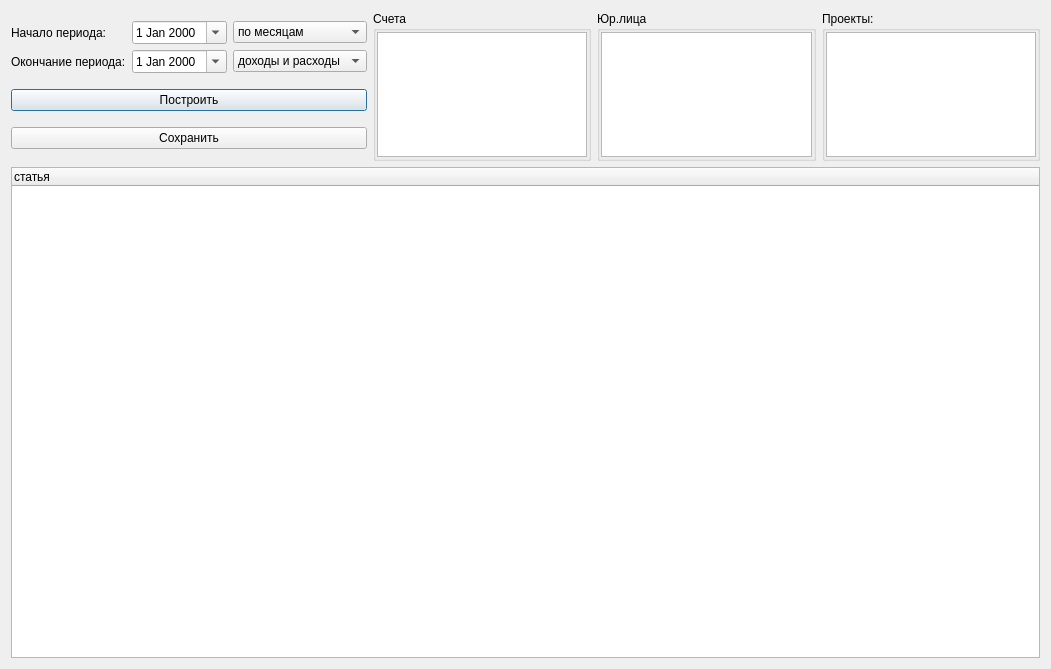
This is src/zprotokol.ui in SergeyZaz/DSV as Qt 5 draws it before an edit. The edited form follows.
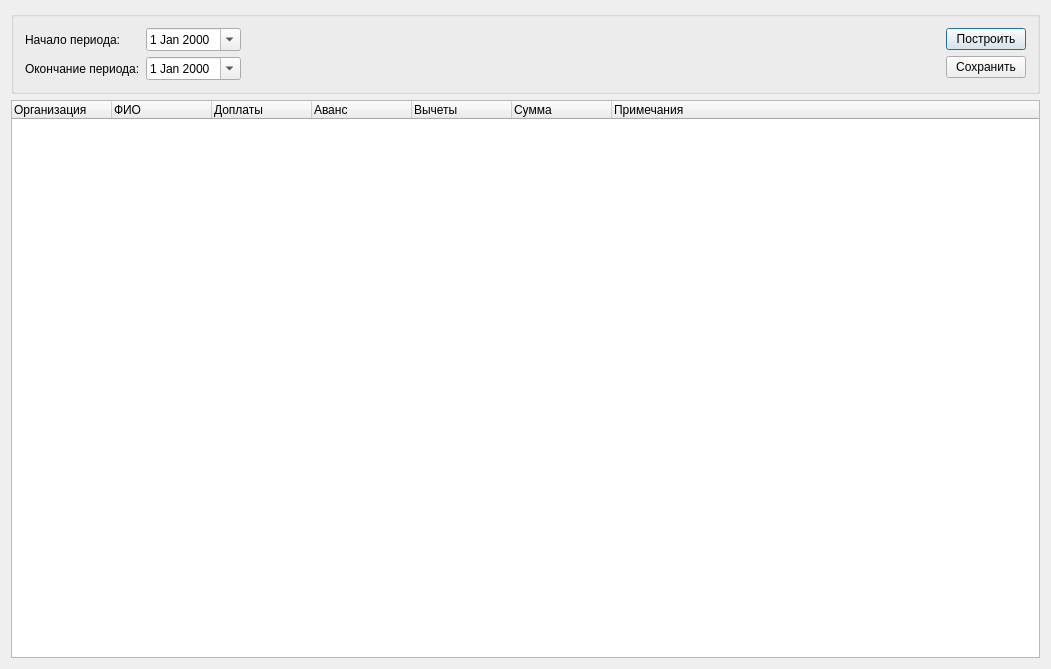
This is the edited form. Icons and pictures are not drawn.

What changed in the file:
```diff
--- a/src/zprotokol.ui
+++ b/src/zprotokol.ui
@@ -17,13 +17,15 @@
    <iconset resource="../DSV.qrc">
     <normaloff>:/images/table.png</normaloff>:/images/table.png</iconset>
   </property>
-  <layout class="QGridLayout" name="gridLayout_4">
-   <item row="0" column="0">
+  <layout class="QVBoxLayout" name="verticalLayout_2">
+   <item>
+    <widget class="QGroupBox" name="groupBox">
+     <property name="title">
+      <string/>
+     </property>
     <layout class="QHBoxLayout" name="horizontalLayout">
      <item>
-      <layout class="QVBoxLayout" name="verticalLayout">
-       <item>
-        <layout class="QGridLayout" name="gridLayout_3">
+       <layout class="QGridLayout" name="gridLayout">
          <item row="0" column="0">
           <widget class="QLabel" name="label">
            <property name="text">
@@ -38,25 +40,6 @@
            </property>
           </widget>
          </item>
-         <item row="0" column="2">
-          <widget class="QComboBox" name="cboInterval">
-           <item>
-            <property name="text">
-             <string>по месяцам</string>
-            </property>
-           </item>
-           <item>
-            <property name="text">
-             <string>по кварталам</string>
-            </property>
-           </item>
-           <item>
-            <property name="text">
-             <string>по годам</string>
-            </property>
-           </item>
-          </widget>
-         </item>
          <item row="1" column="0">
           <widget class="QLabel" name="label_2">
            <property name="text">
@@ -71,27 +54,23 @@
            </property>
           </widget>
          </item>
-         <item row="1" column="2">
-          <widget class="QComboBox" name="cboSections">
-           <item>
-            <property name="text">
-             <string>доходы и расходы</string>
-            </property>
-           </item>
-           <item>
-            <property name="text">
-             <string>доходы</string>
-            </property>
-           </item>
-           <item>
-            <property name="text">
-             <string>расходы</string>
-            </property>
-           </item>
-          </widget>
-         </item>
-        </layout>
-       </item>
+       </layout>
+      </item>
+      <item>
+       <spacer name="horizontalSpacer">
+        <property name="orientation">
+         <enum>Qt::Horizontal</enum>
+        </property>
+        <property name="sizeHint" stdset="0">
+         <size>
+          <width>726</width>
+          <height>20</height>
+         </size>
+        </property>
+       </spacer>
+      </item>
+      <item>
+       <layout class="QVBoxLayout" name="verticalLayout">
        <item>
         <widget class="QPushButton" name="cmdBuild">
          <property name="text">
@@ -108,138 +87,10 @@
        </item>
       </layout>
      </item>
-     <item>
-      <widget class="QGroupBox" name="groupBox_3">
-       <property name="minimumSize">
-        <size>
-         <width>0</width>
-         <height>60</height>
-        </size>
-       </property>
-       <property name="maximumSize">
-        <size>
-         <width>16777215</width>
-         <height>150</height>
-        </size>
-       </property>
-       <property name="title">
-        <string>Счета</string>
-       </property>
-       <layout class="QGridLayout" name="gridLayout_5">
-        <property name="margin">
-         <number>1</number>
-        </property>
-        <property name="spacing">
-         <number>1</number>
-        </property>
-        <item row="0" column="0">
-         <widget class="QListWidget" name="listAccounts">
-          <property name="minimumSize">
-           <size>
-            <width>0</width>
-            <height>50</height>
-           </size>
-          </property>
-          <property name="maximumSize">
-           <size>
-            <width>16777215</width>
-            <height>150</height>
-           </size>
-          </property>
-         </widget>
-        </item>
        </layout>
       </widget>
      </item>
      <item>
-      <widget class="QGroupBox" name="groupBox">
-       <property name="minimumSize">
-        <size>
-         <width>0</width>
-         <height>60</height>
-        </size>
-       </property>
-       <property name="maximumSize">
-        <size>
-         <width>16777215</width>
-         <height>150</height>
-        </size>
-       </property>
-       <property name="title">
-        <string>Юр.лица</string>
-       </property>
-       <layout class="QGridLayout" name="gridLayout">
-        <property name="margin">
-         <number>1</number>
-        </property>
-        <property name="spacing">
-         <number>1</number>
-        </property>
-        <item row="0" column="0">
-         <widget class="QListWidget" name="listUrPersons">
-          <property name="minimumSize">
-           <size>
-            <width>0</width>
-            <height>50</height>
-           </size>
-          </property>
-          <property name="maximumSize">
-           <size>
-            <width>16777215</width>
-            <height>150</height>
-           </size>
-          </property>
-         </widget>
-        </item>
-       </layout>
-      </widget>
-     </item>
-     <item>
-      <widget class="QGroupBox" name="groupBox_2">
-       <property name="minimumSize">
-        <size>
-         <width>0</width>
-         <height>60</height>
-        </size>
-       </property>
-       <property name="maximumSize">
-        <size>
-         <width>16777215</width>
-         <height>150</height>
-        </size>
-       </property>
-       <property name="title">
-        <string>Проекты:</string>
-       </property>
-       <layout class="QGridLayout" name="gridLayout_2">
-        <property name="margin">
-         <number>1</number>
-        </property>
-        <property name="spacing">
-         <number>1</number>
-        </property>
-        <item row="0" column="0">
-         <widget class="QListWidget" name="listProjects">
-          <property name="minimumSize">
-           <size>
-            <width>0</width>
-            <height>50</height>
-           </size>
-          </property>
-          <property name="maximumSize">
-           <size>
-            <width>16777215</width>
-            <height>150</height>
-           </size>
-          </property>
-         </widget>
-        </item>
-       </layout>
-      </widget>
-     </item>
-    </layout>
-   </item>
-   <item row="1" column="0">
     <widget class="QTreeWidget" name="tree">
      <property name="sizePolicy">
       <sizepolicy hsizetype="Expanding" vsizetype="Expanding">
@@ -249,7 +100,37 @@
      </property>
      <column>
       <property name="text">
-       <string notr="true">статья</string>
+       <string notr="true">Организация</string>
+      </property>
+     </column>
+     <column>
+      <property name="text">
+       <string>ФИО</string>
+      </property>
+     </column>
+     <column>
+      <property name="text">
+       <string>Доплаты</string>
+      </property>
+     </column>
+     <column>
+      <property name="text">
+       <string>Аванс</string>
+      </property>
+     </column>
+     <column>
+      <property name="text">
+       <string>Вычеты</string>
+      </property>
+     </column>
+     <column>
+      <property name="text">
+       <string>Сумма</string>
+      </property>
+     </column>
+     <column>
+      <property name="text">
+       <string>Примечания</string>
       </property>
      </column>
     </widget>
```
Lines whose indentation alone changed are shown as unchanged.
